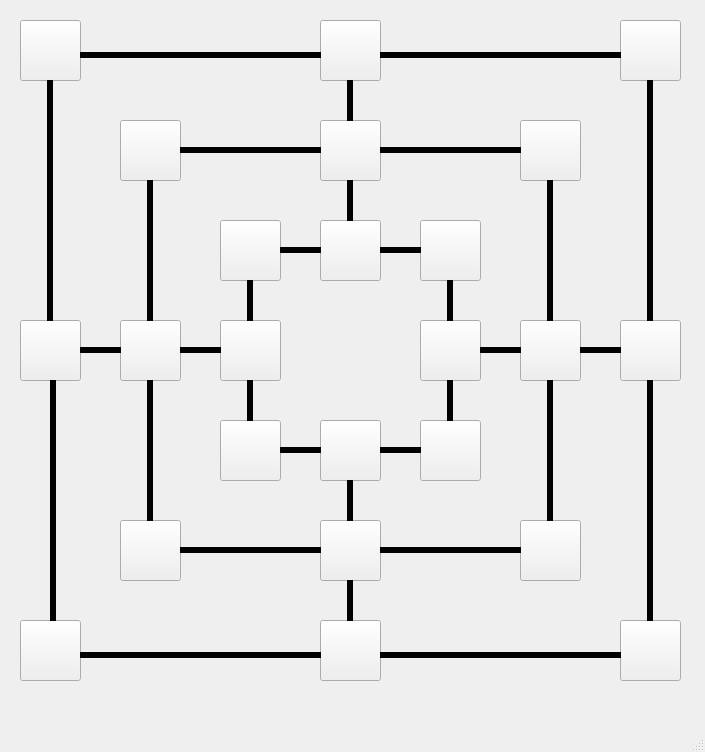
Old version of the form MainWindow.ui in the repository AhmedBoukhousse/9-Men-s-Morris-Mill.
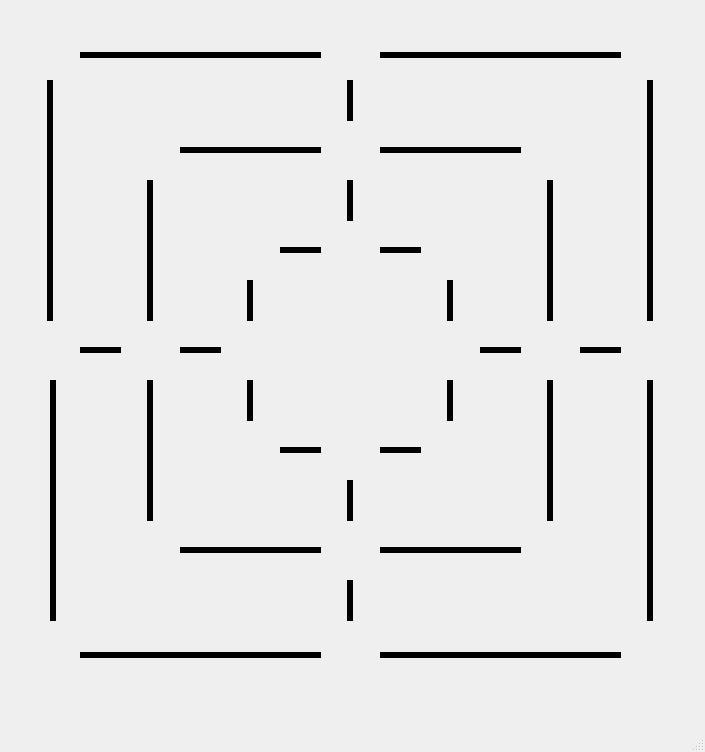
New version of the form. Icons and pictures are not drawn.

The edit to the form file:
```diff
--- a/MainWindow.ui
+++ b/MainWindow.ui
@@ -13,6 +13,9 @@
   <property name="windowTitle">
    <string>MainWindow</string>
   </property>
+  <property name="styleSheet">
+   <string notr="true">background-image: url(:/images/wood.jpeg);</string>
+  </property>
   <widget class="QWidget" name="centralwidget">
    <widget class="QPushButton" name="a7">
     <property name="geometry">
@@ -23,6 +26,10 @@
       <height>61</height>
      </rect>
     </property>
+    <property name="styleSheet">
+     <string notr="true">border: none;
+background-image: url(:/images/hole.png);</string>
+    </property>
     <property name="text">
      <string/>
     </property>
@@ -36,6 +43,10 @@
       <height>61</height>
      </rect>
     </property>
+    <property name="styleSheet">
+     <string notr="true">border: none;
+background-image: url(:/images/hole.png);</string>
+    </property>
     <property name="text">
      <string/>
     </property>
@@ -49,6 +60,10 @@
       <height>61</height>
      </rect>
     </property>
+    <property name="styleSheet">
+     <string notr="true">border: none;
+background-image: url(:/images/hole.png);</string>
+    </property>
     <property name="text">
      <string/>
     </property>
@@ -62,6 +77,10 @@
       <height>61</height>
      </rect>
     </property>
+    <property name="styleSheet">
+     <string notr="true">border: none;
+background-image: url(:/images/hole.png);</string>
+    </property>
     <property name="text">
      <string/>
     </property>
@@ -75,6 +94,10 @@
       <height>61</height>
      </rect>
     </property>
+    <property name="styleSheet">
+     <string notr="true">border: none;
+background-image: url(:/images/hole.png);</string>
+    </property>
     <property name="text">
      <string/>
     </property>
@@ -88,6 +111,10 @@
       <height>61</height>
      </rect>
     </property>
+    <property name="styleSheet">
+     <string notr="true">border: none;
+background-image: url(:/images/hole.png);</string>
+    </property>
     <property name="text">
      <string/>
     </property>
@@ -101,6 +128,10 @@
       <height>61</height>
      </rect>
     </property>
+    <property name="styleSheet">
+     <string notr="true">border: none;
+background-image: url(:/images/hole.png);</string>
+    </property>
     <property name="text">
      <string/>
     </property>
@@ -114,6 +145,10 @@
       <height>61</height>
      </rect>
     </property>
+    <property name="styleSheet">
+     <string notr="true">border: none;
+background-image: url(:/images/hole.png);</string>
+    </property>
     <property name="text">
      <string/>
     </property>
@@ -127,6 +162,10 @@
       <height>61</height>
      </rect>
     </property>
+    <property name="styleSheet">
+     <string notr="true">border: none;
+background-image: url(:/images/hole.png);</string>
+    </property>
     <property name="text">
      <string/>
     </property>
@@ -140,6 +179,10 @@
       <height>61</height>
      </rect>
     </property>
+    <property name="styleSheet">
+     <string notr="true">border: none;
+background-image: url(:/images/hole.png);</string>
+    </property>
     <property name="text">
      <string/>
     </property>
@@ -153,6 +196,10 @@
       <height>61</height>
      </rect>
     </property>
+    <property name="styleSheet">
+     <string notr="true">border: none;
+background-image: url(:/images/hole.png);</string>
+    </property>
     <property name="text">
      <string/>
     </property>
@@ -166,6 +213,10 @@
       <height>61</height>
      </rect>
     </property>
+    <property name="styleSheet">
+     <string notr="true">border: none;
+background-image: url(:/images/hole.png);</string>
+    </property>
     <property name="text">
      <string/>
     </property>
@@ -179,6 +230,10 @@
       <height>61</height>
      </rect>
     </property>
+    <property name="styleSheet">
+     <string notr="true">border: none;
+background-image: url(:/images/hole.png);</string>
+    </property>
     <property name="text">
      <string/>
     </property>
@@ -192,6 +247,10 @@
       <height>61</height>
      </rect>
     </property>
+    <property name="styleSheet">
+     <string notr="true">border: none;
+background-image: url(:/images/hole.png);</string>
+    </property>
     <property name="text">
      <string/>
     </property>
@@ -205,6 +264,10 @@
       <height>61</height>
      </rect>
     </property>
+    <property name="styleSheet">
+     <string notr="true">border: none;
+background-image: url(:/images/hole.png);</string>
+    </property>
     <property name="text">
      <string/>
     </property>
@@ -218,6 +281,10 @@
       <height>61</height>
      </rect>
     </property>
+    <property name="styleSheet">
+     <string notr="true">border: none;
+background-image: url(:/images/hole.png);</string>
+    </property>
     <property name="text">
      <string/>
     </property>
@@ -231,6 +298,10 @@
       <height>61</height>
      </rect>
     </property>
+    <property name="styleSheet">
+     <string notr="true">border: none;
+background-image: url(:/images/hole.png);</string>
+    </property>
     <property name="text">
      <string/>
     </property>
@@ -244,6 +315,10 @@
       <height>61</height>
      </rect>
     </property>
+    <property name="styleSheet">
+     <string notr="true">border: none;
+background-image: url(:/images/hole.png);</string>
+    </property>
     <property name="text">
      <string/>
     </property>
@@ -257,6 +332,10 @@
       <height>61</height>
      </rect>
     </property>
+    <property name="styleSheet">
+     <string notr="true">border: none;
+background-image: url(:/images/hole.png);</string>
+    </property>
     <property name="text">
      <string/>
     </property>
@@ -270,6 +349,10 @@
       <height>61</height>
      </rect>
     </property>
+    <property name="styleSheet">
+     <string notr="true">border: none;
+background-image: url(:/images/hole.png);</string>
+    </property>
     <property name="text">
      <string/>
     </property>
@@ -283,6 +366,10 @@
       <height>61</height>
      </rect>
     </property>
+    <property name="styleSheet">
+     <string notr="true">border: none;
+background-image: url(:/images/hole.png);</string>
+    </property>
     <property name="text">
      <string/>
     </property>
@@ -296,6 +383,10 @@
       <height>61</height>
      </rect>
     </property>
+    <property name="styleSheet">
+     <string notr="true">border: none;
+background-image: url(:/images/hole.png);</string>
+    </property>
     <property name="text">
      <string/>
     </property>
@@ -309,6 +400,10 @@
       <height>61</height>
      </rect>
     </property>
+    <property name="styleSheet">
+     <string notr="true">border: none;
+background-image: url(:/images/hole.png);</string>
+    </property>
     <property name="text">
      <string/>
     </property>
@@ -322,6 +417,10 @@
       <height>61</height>
      </rect>
     </property>
+    <property name="styleSheet">
+     <string notr="true">border: none;
+background-image: url(:/images/hole.png);</string>
+    </property>
     <property name="text">
      <string/>
     </property>
@@ -335,6 +434,9 @@
       <height>21</height>
      </rect>
     </property>
+    <property name="styleSheet">
+     <string notr="true"/>
+    </property>
     <property name="frameShadow">
      <enum>QFrame::Plain</enum>
     </property>
```
Left out of the diff: 38 changed lines with no effect on the pictures.
